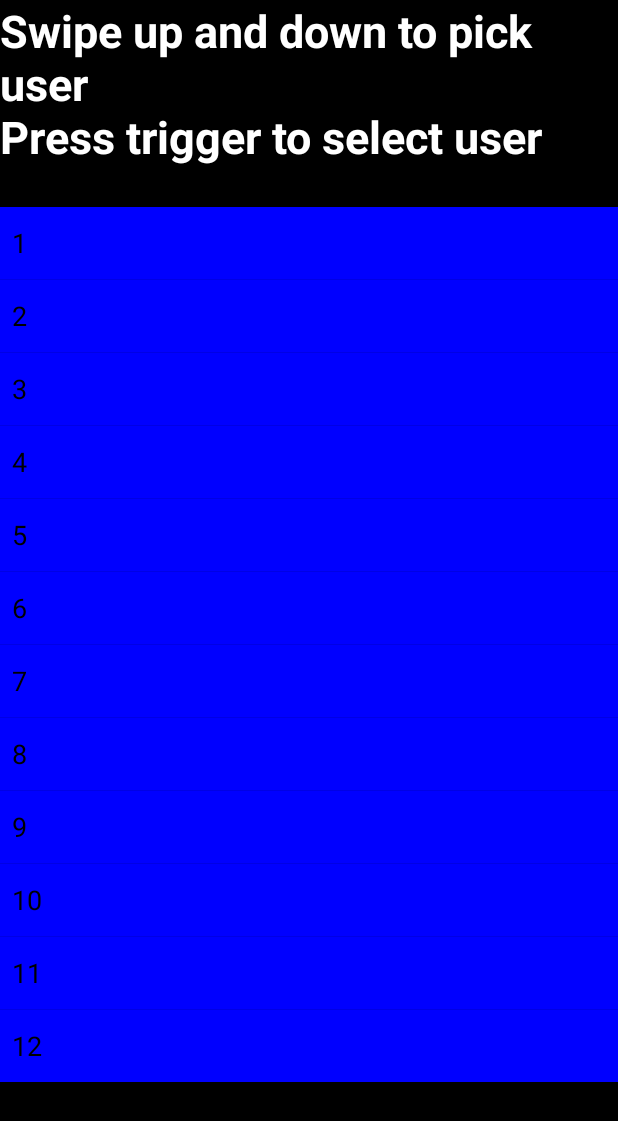
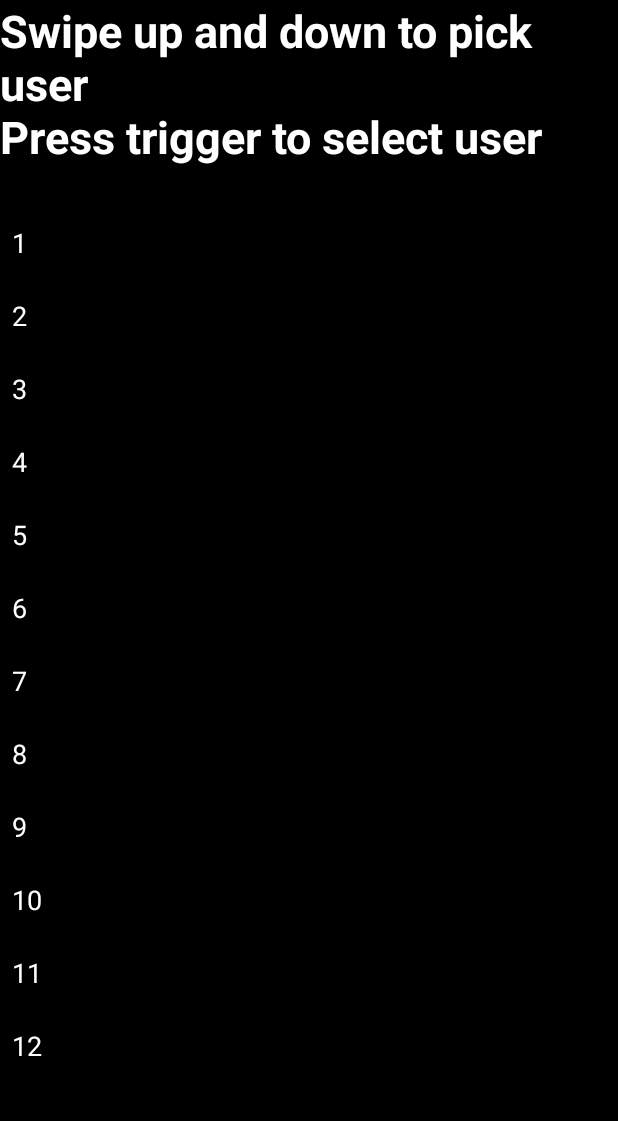
Before and after one commit to GTSupplyChainAR/Android-Sparse-Navigation, an Android app: the screen it shows after launch (GlassMainActivity), on a phone screen of 412 x 824 dp. Shown: the top 1121 px of the screen. Run offline under Robolectric (Android 15) with nearby library versions, the light colour scheme and no system bars; our stand-ins replace Firebase (no records; nobody signed in at launch, a user with empty details on screens opened directly); libraries missing offline, so code that uses them is left out: com.google.android.glass; 1 statement that could not run was skipped.

Commit message:
UI Updates

```diff
--- a/glass/src/main/java/com/thad/sparsenavigation/UI/PhaseSelectView.java
+++ b/glass/src/main/java/com/thad/sparsenavigation/UI/PhaseSelectView.java
@@ -26,7 +26,7 @@ public class PhaseSelectView extends LinearLayout {
 
     private TextView userSelectHintView;
     private ListView userSelectListView;
-    private String[] userIdValues = new String[] {"training","testing"};
+    private String[] userIdValues = new String[] {"Training","Testing"};
 
     private Context context;
     //private TextView columnTag, author_view, title_view, aisle_letter_view;
@@ -64,10 +64,24 @@ public class PhaseSelectView extends LinearLayout {
         }
 
         ArrayAdapter<String> adapter = new ArrayAdapter<String>(context,
-                android.R.layout.simple_list_item_1, lists);
+                android.R.layout.simple_list_item_1, lists) {
+            @Override
+            public View getView(int position, View convertView, ViewGroup parent) {
+                // Get the Item from ListView
+                View view = super.getView(position, convertView, parent);
+
+                // Initialize a TextView for ListView each Item
+                TextView tv = (TextView) view.findViewById(android.R.id.text1);
+
+                // Set the text color of TextView (ListView Item)
+                tv.setTextColor(Color.WHITE);
+
+                // Generate ListView Item using TextView
+                return view;
+            }
+        };;
 
         userSelectListView.setAdapter(adapter);
-        userSelectListView.setBackgroundColor(0xff0000ff);
 //        userSelectListView .setOnItemClickListener(new AdapterView.OnItemClickListener() {
 //            public void onItemClick(AdapterView<?> parent, View view,
 //                                    int position, long id) {
--- a/glass/src/main/java/com/thad/sparsenavigation/UI/UserSelectView.java
+++ b/glass/src/main/java/com/thad/sparsenavigation/UI/UserSelectView.java
@@ -74,10 +74,24 @@ public class UserSelectView extends LinearLayout {
         }
         Log.d(TAG, lists.toString());
         ArrayAdapter<String> adapter =
-                new ArrayAdapter<String>(context, android.R.layout.simple_list_item_1, lists);
+                new ArrayAdapter<String>(context, android.R.layout.simple_list_item_1, lists) {
+                    @Override
+                    public View getView(int position, View convertView, ViewGroup parent) {
+                        // Get the Item from ListView
+                        View view = super.getView(position, convertView, parent);
+
+                        // Initialize a TextView for ListView each Item
+                        TextView tv = (TextView) view.findViewById(android.R.id.text1);
+
+                        // Set the text color of TextView (ListView Item)
+                        tv.setTextColor(Color.WHITE);
+
+                        // Generate ListView Item using TextView
+                        return view;
+                    }
+                };
         userSelectListView.setVisibility(0);
         userSelectListView.setTranslationY(40);
-        userSelectListView.setBackgroundColor(0xff0000ff);
         userSelectListView.setAdapter(adapter);
 
         this.addView(userSelectListView);
```
Also changed, not shown: glass/src/main/java/com/thad/sparsenavigation/UI/UserInterfaceHandler.java (+8 -4 lines).
